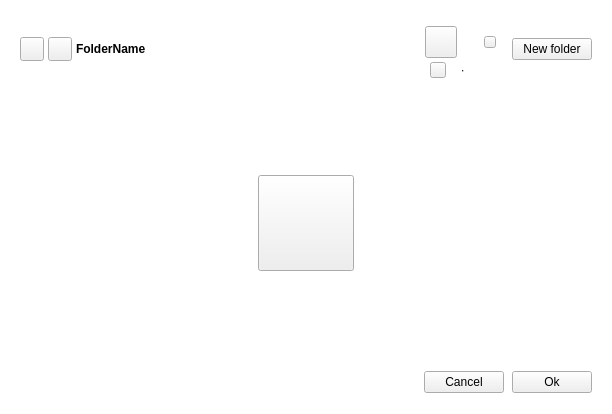
meganz/MEGAsync, file src/MEGASync/node_selector/gui/ui/NodeSelectorTreeViewWidget.ui: the form before one commit.
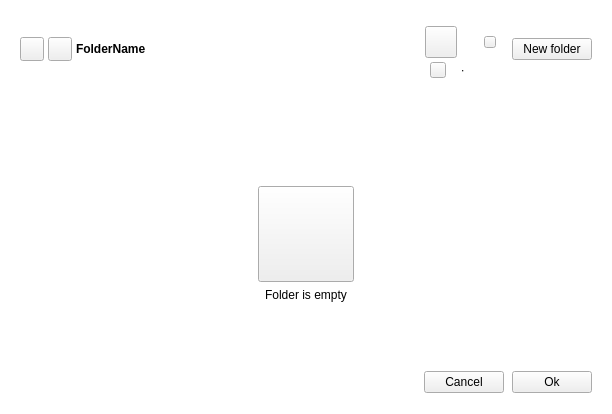
The form after the commit. The open tabs and pages were chosen to show the change. Icons and pictures are not drawn. Custom widgets are drawn as their Qt base class.

Patch:
```diff
--- a/src/MEGASync/node_selector/gui/ui/NodeSelectorTreeViewWidget.ui
+++ b/src/MEGASync/node_selector/gui/ui/NodeSelectorTreeViewWidget.ui
@@ -794,6 +794,197 @@
           </item>
          </layout>
         </widget>
+        <widget class="QWidget" name="emptyFolderPage">
+         <layout class="QVBoxLayout" name="verticalLayout_9">
+          <property name="spacing">
+           <number>0</number>
+          </property>
+          <property name="leftMargin">
+           <number>0</number>
+          </property>
+          <property name="topMargin">
+           <number>0</number>
+          </property>
+          <property name="rightMargin">
+           <number>0</number>
+          </property>
+          <property name="bottomMargin">
+           <number>0</number>
+          </property>
+          <item>
+           <widget class="QFrame" name="frame_2">
+            <property name="frameShape">
+             <enum>QFrame::NoFrame</enum>
+            </property>
+            <property name="frameShadow">
+             <enum>QFrame::Plain</enum>
+            </property>
+            <property name="lineWidth">
+             <number>0</number>
+            </property>
+            <layout class="QGridLayout" name="gridLayout_2">
+             <property name="leftMargin">
+              <number>0</number>
+             </property>
+             <property name="topMargin">
+              <number>0</number>
+             </property>
+             <property name="rightMargin">
+              <number>0</number>
+             </property>
+             <property name="bottomMargin">
+              <number>0</number>
+             </property>
+             <item row="1" column="0">
+              <spacer name="horizontalSpacer_4">
+               <property name="orientation">
+                <enum>Qt::Horizontal</enum>
+               </property>
+               <property name="sizeHint" stdset="0">
+                <size>
+                 <width>0</width>
+                 <height>0</height>
+                </size>
+               </property>
+              </spacer>
+             </item>
+             <item row="1" column="2">
+              <spacer name="horizontalSpacer_8">
+               <property name="orientation">
+                <enum>Qt::Horizontal</enum>
+               </property>
+               <property name="sizeHint" stdset="0">
+                <size>
+                 <width>0</width>
+                 <height>0</height>
+                </size>
+               </property>
+              </spacer>
+             </item>
+             <item row="1" column="1" alignment="Qt::AlignHCenter">
+              <widget class="IconLabel" name="emptyIcon_2">
+               <property name="minimumSize">
+                <size>
+                 <width>96</width>
+                 <height>96</height>
+                </size>
+               </property>
+               <property name="maximumSize">
+                <size>
+                 <width>96</width>
+                 <height>96</height>
+                </size>
+               </property>
+               <property name="text">
+                <string notr="true"/>
+               </property>
+               <property name="icon">
+                <iconset resource="../../../gui/Resources_light.qrc">
+                 <normaloff>:/folder_small_thin</normaloff>:/folder_small_thin</iconset>
+               </property>
+               <property name="iconSize">
+                <size>
+                 <width>96</width>
+                 <height>96</height>
+                </size>
+               </property>
+               <property name="normal_off" stdset="0">
+                <string notr="true">icon-secondary</string>
+               </property>
+              </widget>
+             </item>
+             <item row="3" column="1">
+              <spacer name="verticalSpacer_3">
+               <property name="orientation">
+                <enum>Qt::Vertical</enum>
+               </property>
+               <property name="sizeHint" stdset="0">
+                <size>
+                 <width>0</width>
+                 <height>0</height>
+                </size>
+               </property>
+              </spacer>
+             </item>
+             <item row="2" column="1">
+              <widget class="QWidget" name="textEmptyInfo_2" native="true">
+               <property name="sizePolicy">
+                <sizepolicy hsizetype="Preferred" vsizetype="Preferred">
+                 <horstretch>0</horstretch>
+                 <verstretch>0</verstretch>
+                </sizepolicy>
+               </property>
+               <property name="minimumSize">
+                <size>
+                 <width>0</width>
+                 <height>0</height>
+                </size>
+               </property>
+               <layout class="QVBoxLayout" name="verticalLayout_8">
+                <property name="spacing">
+                 <number>8</number>
+                </property>
+                <property name="leftMargin">
+                 <number>0</number>
+                </property>
+                <property name="topMargin">
+                 <number>0</number>
+                </property>
+                <property name="rightMargin">
+                 <number>0</number>
+                </property>
+                <property name="bottomMargin">
+                 <number>0</number>
+                </property>
+                <item>
+                 <widget class="QLabel" name="descriptionEmptyLabel_2">
+                  <property name="minimumSize">
+                   <size>
+                    <width>300</width>
+                    <height>0</height>
+                   </size>
+                  </property>
+                  <property name="maximumSize">
+                   <size>
+                    <width>300</width>
+                    <height>16777215</height>
+                   </size>
+                  </property>
+                  <property name="text">
+                   <string>Folder is empty</string>
+                  </property>
+                  <property name="alignment">
+                   <set>Qt::AlignCenter</set>
+                  </property>
+                  <property name="wordWrap">
+                   <bool>true</bool>
+                  </property>
+                  <property name="font-size" stdset="0">
+                   <string notr="true">label-2</string>
+                  </property>
+                 </widget>
+                </item>
+               </layout>
+              </widget>
+             </item>
+             <item row="0" column="1">
+              <spacer name="verticalSpacer_4">
+               <property name="orientation">
+                <enum>Qt::Vertical</enum>
+               </property>
+               <property name="sizeHint" stdset="0">
+                <size>
+                 <width>0</width>
+                 <height>0</height>
+                </size>
+               </property>
+              </spacer>
+             </item>
+            </layout>
+           </widget>
+          </item>
+         </layout>
+        </widget>
         <widget class="QWidget" name="emptyPage">
          <property name="acceptDrops">
           <bool>true</bool>
```
Left out of the diff: 3 changed lines with no effect on the pictures.
